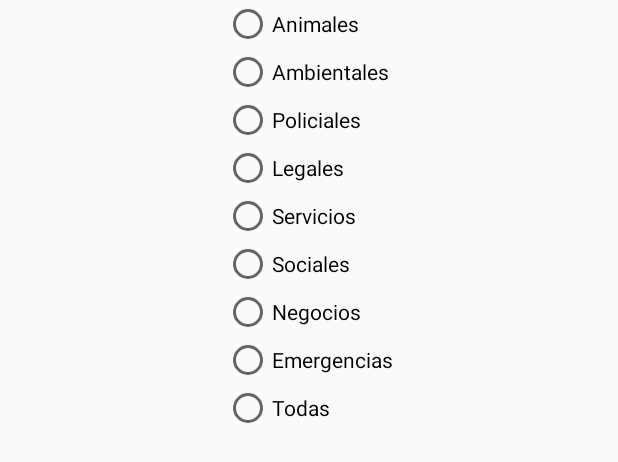
After one commit to jerobarraco/3d, an Android app: the layout menu_filter_layout.xml on its own in the app's theme, with its tools: preview values and no code run, on a phone screen of 412 x 824 dp. The commit adds this screen. Shown: the top 462 px of the screen. Run offline under Robolectric (Android 15) with nearby library versions, the light colour scheme and no system bars.

Commit message:
Agregada la funcionalidad de filtrar por categorías

```diff
--- a/Ddd/app/src/main/java/com/gedesoft/ddd/vistas/Agregar.java
+++ b/Ddd/app/src/main/java/com/gedesoft/ddd/vistas/Agregar.java
@@ -141,7 +141,7 @@ public class Agregar extends AppCompatActivity {
 
     private boolean hasCamera() {
 
-        return getPackageManager().hasSystemFeature(PackageManager.FEATURE_CAMERA);
+        return getPackageManager().hasSystemFeature(PackageManager.FEATURE_CAMERA_ANY);
     }
 
     @Override
--- a/Ddd/app/src/main/java/com/gedesoft/ddd/vistas/LoginActivity.java
+++ b/Ddd/app/src/main/java/com/gedesoft/ddd/vistas/LoginActivity.java
@@ -70,7 +70,6 @@ public class LoginActivity extends AppCompatActivity {
                 AccessToken accessToken = loginResult.getAccessToken();
                 Profile profile = Profile.getCurrentProfile();
                 nextActivity(profile);
-               // Toast.makeText(getApplicationContext(), "Logging in...", Toast.LENGTH_SHORT).show();
 
                 AlertDialog.Builder builder = new AlertDialog.Builder(LoginActivity.this)
                         .setMessage(getString(R.string.validando_informacion_login))
--- /dev/null
+++ b/Ddd/app/src/main/res/layout/menu_filter_layout.xml
@@ -0,0 +1,63 @@
+<?xml version="1.0" encoding="utf-8"?>
+<RadioGroup
+    android:id="@+id/rdgGrupo"
+    xmlns:android="http://schemas.android.com/apk/res/android"
+    android:layout_width="wrap_content"
+    android:layout_height="wrap_content"
+    android:layout_column="0"
+    android:layout_span="3"
+    android:layout_gravity="center_horizontal"
+    android:orientation="vertical">
+
+    <RadioButton
+        android:id="@+id/radio_button_animales"
+        android:layout_width="wrap_content"
+        android:layout_height="wrap_content"
+        android:text="@string/animales_categoria"
+        />
+
+    <RadioButton
+        android:id="@+id/radio_button_ambientales"
+        android:layout_width="wrap_content"
+        android:layout_height="wrap_content"
+        android:text="@string/ambientales_categoria"/>
+
+    <RadioButton
+        android:id="@+id/radio_button_policiales"
+        android:layout_width="wrap_content"
+        android:layout_height="wrap_content"
+        android:text="@string/policiales_categoria"/>
+
+    <RadioButton
+        android:id="@+id/radio_button_legales"
+        android:layout_width="wrap_content"
+        android:layout_height="wrap_content"
+        android:text="@string/legales_categoria"/>
+
+    <RadioButton
+        android:id="@+id/radio_button_servicios"
+        android:layout_width="wrap_content"
+        android:layout_height="wrap_content"
+        android:text="@string/servicios_categoria"/>
+    <RadioButton
+        android:id="@+id/radio_button_sociales"
+        android:layout_width="wrap_content"
+        android:layout_height="wrap_content"
+        android:text="@string/sociales_categoria"/>
+    <RadioButton
+        android:id="@+id/radio_button_negocios"
+        android:layout_width="wrap_content"
+        android:layout_height="wrap_content"
+        android:text="@string/negocios_categoria"/>
+    <RadioButton
+        android:id="@+id/radio_button_emergencias"
+        android:layout_width="wrap_content"
+        android:layout_height="wrap_content"
+        android:text="@string/emergencias_categoria"/>
+    <RadioButton
+        android:id="@+id/radio_button_todos"
+        android:layout_width="wrap_content"
+        android:layout_height="wrap_content"
+        android:text="Todas"/>
+
+</RadioGroup>
--- a/Ddd/app/src/main/res/menu/ddd_menu_main.xml
+++ b/Ddd/app/src/main/res/menu/ddd_menu_main.xml
@@ -14,5 +14,11 @@
         android:title="@string/logout"
         app:showAsAction="never"/>
 
+    <item
+        android:id="@+id/action_filter"
+        android:icon="@android:drawable/ic_dialog_map"
+        android:title="@string/menu_filtrar"
+        app:showAsAction="ifRoom"/>
+
 
 </menu>
--- a/Ddd/app/src/main/res/values/strings.xml
+++ b/Ddd/app/src/main/res/values/strings.xml
@@ -41,4 +41,5 @@
     <string name="generando_marcador_postasync">Generando marcador, por favor espera</string>
     <string name="menu_perfil">Mi Perfil</string>
     <string name="tu_perfil">Tu perfil</string>
+    <string name="menu_filtrar">Filtrar</string>
 </resources>
--- a/Ddd/build.gradle
+++ b/Ddd/build.gradle
@@ -5,7 +5,7 @@ buildscript {
         jcenter()
     }
     dependencies {
-        classpath 'com.android.tools.build:gradle:2.1.0'
+        classpath 'com.android.tools.build:gradle:2.1.2'
 
         // NOTE: Do not place your application dependencies here; they belong
         // in the individual module build.gradle files
```
Also changed, not shown: Ddd/app/src/main/java/com/gedesoft/ddd/vistas/MainActivity.java (+96 -8 lines).
